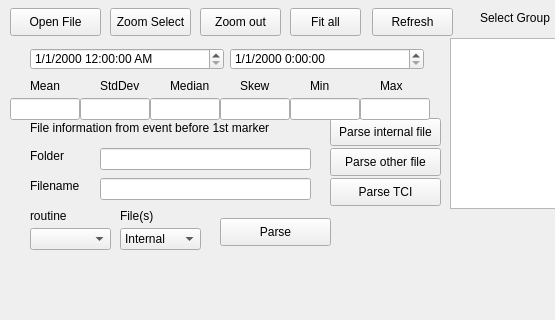
Old version of the form Analysis/Post Processing/Layout.ui in the repository msb002/MHDlab; both pictures show x 0 to 555 and y 302 to 622 of the 776 by 622 pixel window.
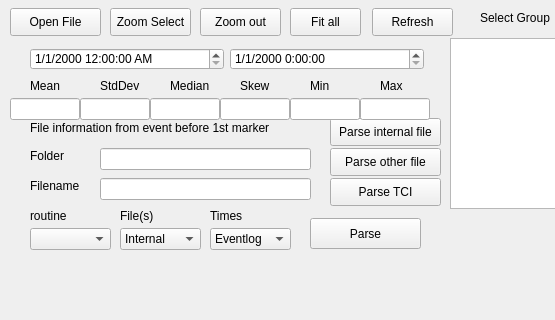
New version of the form.

Commit message:
get combo box based tdms cutting to work
funcitons are now generalized to take a file in, file out, and two times
and cut a file. This allows for other post processing routines.

What changed in the file:
```diff
--- a/Analysis/Post Processing/Layout.ui
+++ b/Analysis/Post Processing/Layout.ui
@@ -562,16 +562,49 @@
    <widget class="QPushButton" name="btn_parse">
     <property name="geometry">
      <rect>
-      <x>220</x>
+      <x>310</x>
       <y>520</y>
       <width>111</width>
-      <height>28</height>
+      <height>31</height>
      </rect>
     </property>
     <property name="text">
      <string>Parse</string>
     </property>
    </widget>
+   <widget class="QComboBox" name="combo_times">
+    <property name="geometry">
+     <rect>
+      <x>210</x>
+      <y>530</y>
+      <width>81</width>
+      <height>22</height>
+     </rect>
+    </property>
+    <item>
+     <property name="text">
+      <string>Eventlog</string>
+     </property>
+    </item>
+    <item>
+     <property name="text">
+      <string>Markers</string>
+     </property>
+    </item>
+   </widget>
+   <widget class="QLabel" name="label_15">
+    <property name="geometry">
+     <rect>
+      <x>210</x>
+      <y>510</y>
+      <width>55</width>
+      <height>16</height>
+     </rect>
+    </property>
+    <property name="text">
+     <string>Times</string>
+    </property>
+   </widget>
   </widget>
   <widget class="QMenuBar" name="menubar">
    <property name="geometry">
```
The commit also changes 7 other files.
